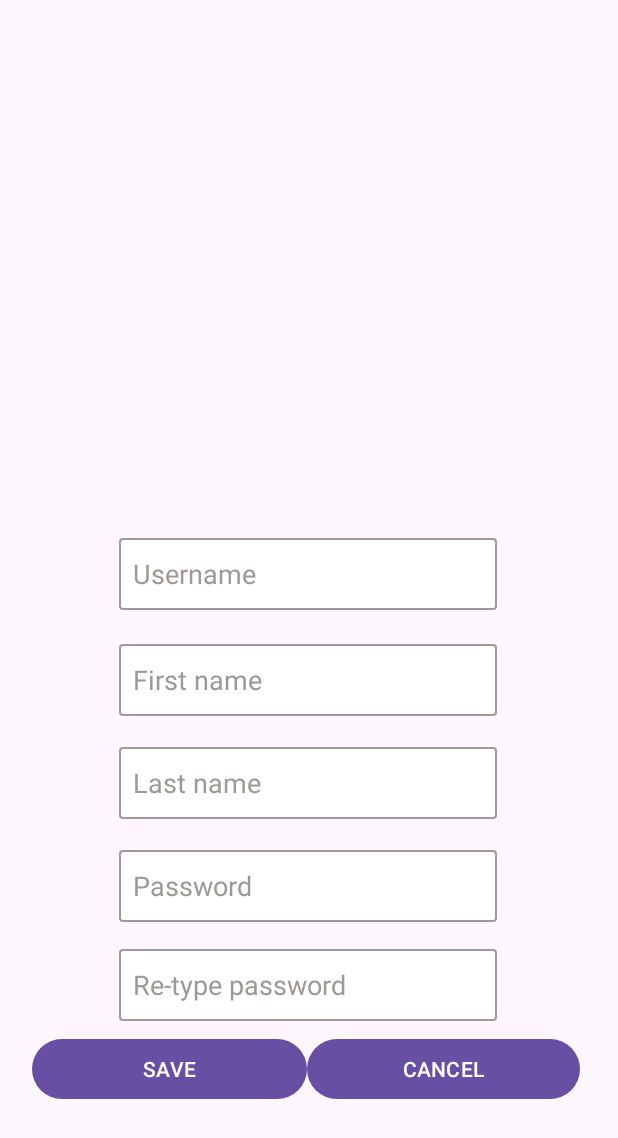
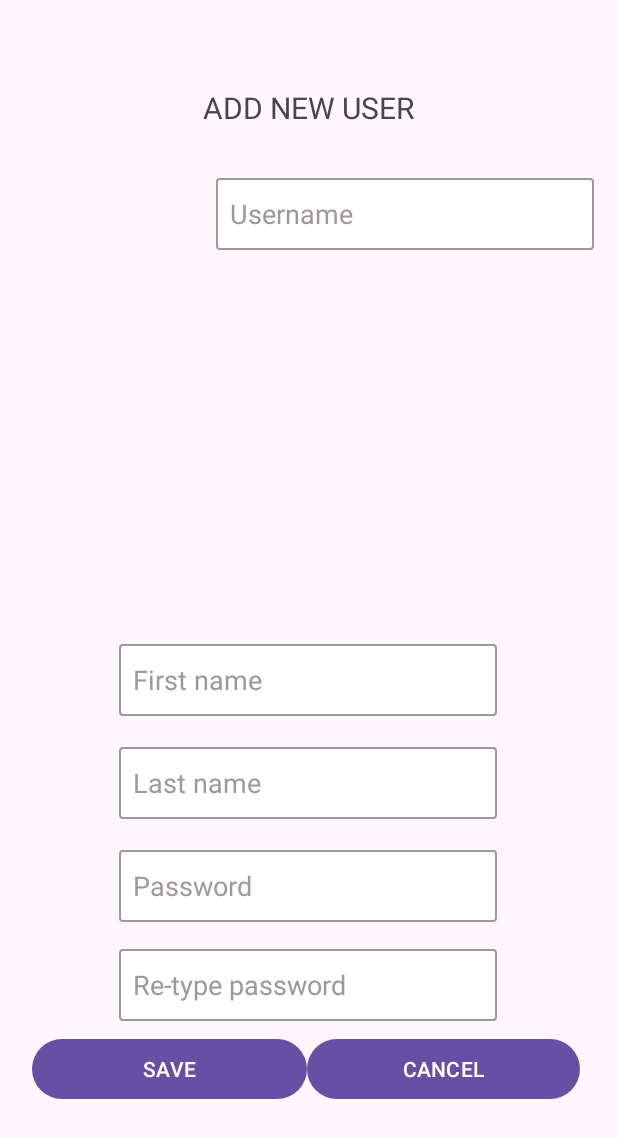
Before and after one commit to Jill-345/UserOperation, an Android app: the UserRegistration screen opened directly, with no data from a screen before it, on a phone screen of 412 x 824 dp. Shown: the top 1138 px of the screen. Run offline under Robolectric (Android 15) with nearby library versions, the phone set to English and light mode, and no system bars.

```diff
--- a/app/src/main/res/layout/activity_user_registration.xml
+++ b/app/src/main/res/layout/activity_user_registration.xml
@@ -18,10 +18,10 @@
         android:textColorHint="#9E9898"
         app:layout_constraintBottom_toBottomOf="parent"
         app:layout_constraintEnd_toEndOf="parent"
-        app:layout_constraintHorizontal_bias="0.496"
+        app:layout_constraintHorizontal_bias="0.899"
         app:layout_constraintStart_toStartOf="parent"
         app:layout_constraintTop_toTopOf="parent"
-        app:layout_constraintVertical_bias="0.462" />
+        app:layout_constraintVertical_bias="0.153" />
 
     <EditText
         android:id="@+id/editTextText4"
@@ -112,4 +112,28 @@
             android:text="CANCEL" />
     </LinearLayout>
 
+    <TextView
+        android:id="@+id/textView"
+        android:layout_width="wrap_content"
+        android:layout_height="wrap_content"
+        android:text="ADD NEW USER"
+        android:textSize="20sp"
+        app:layout_constraintBottom_toBottomOf="parent"
+        app:layout_constraintEnd_toEndOf="parent"
+        app:layout_constraintHorizontal_bias="0.498"
+        app:layout_constraintStart_toStartOf="parent"
+        app:layout_constraintTop_toTopOf="parent"
+        app:layout_constraintVertical_bias="0.073" />
+
+    <LinearLayout
+        android:layout_width="196dp"
+        android:layout_height="110dp"
+        android:orientation="horizontal"
+        app:layout_constraintBottom_toBottomOf="parent"
+        app:layout_constraintEnd_toEndOf="parent"
+        app:layout_constraintHorizontal_bias="0.372"
+        app:layout_constraintStart_toStartOf="parent"
+        app:layout_constraintTop_toTopOf="parent"
+        app:layout_constraintVertical_bias="0.365"></LinearLayout>
+
 </androidx.constraintlayout.widget.ConstraintLayout>
```
